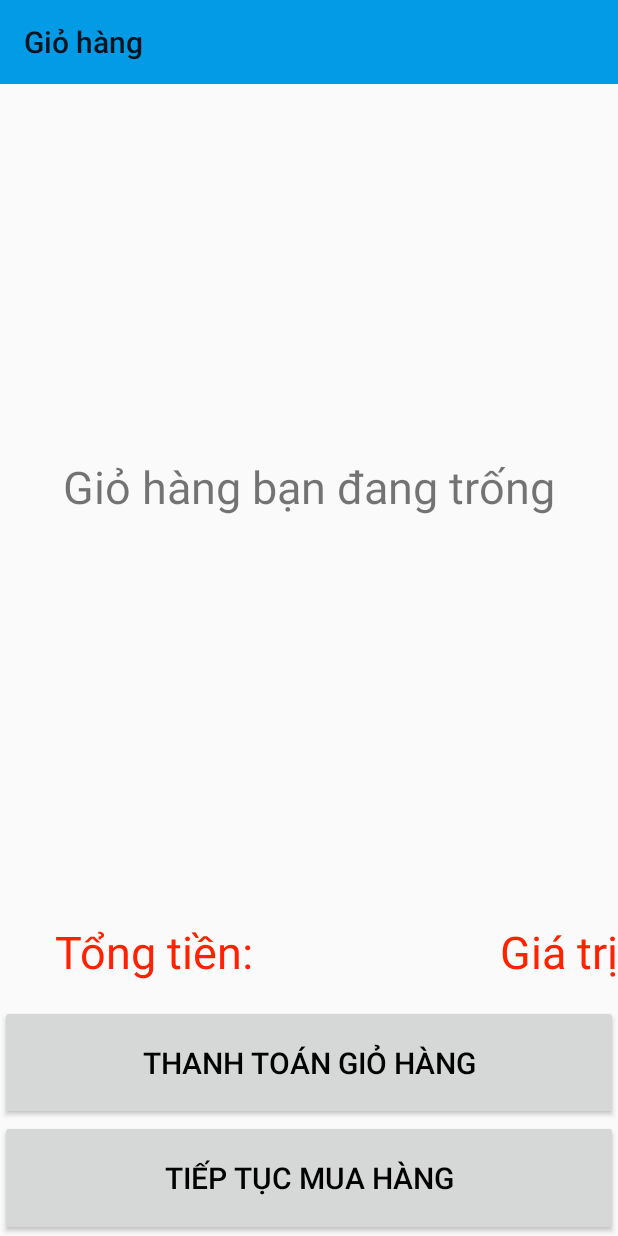
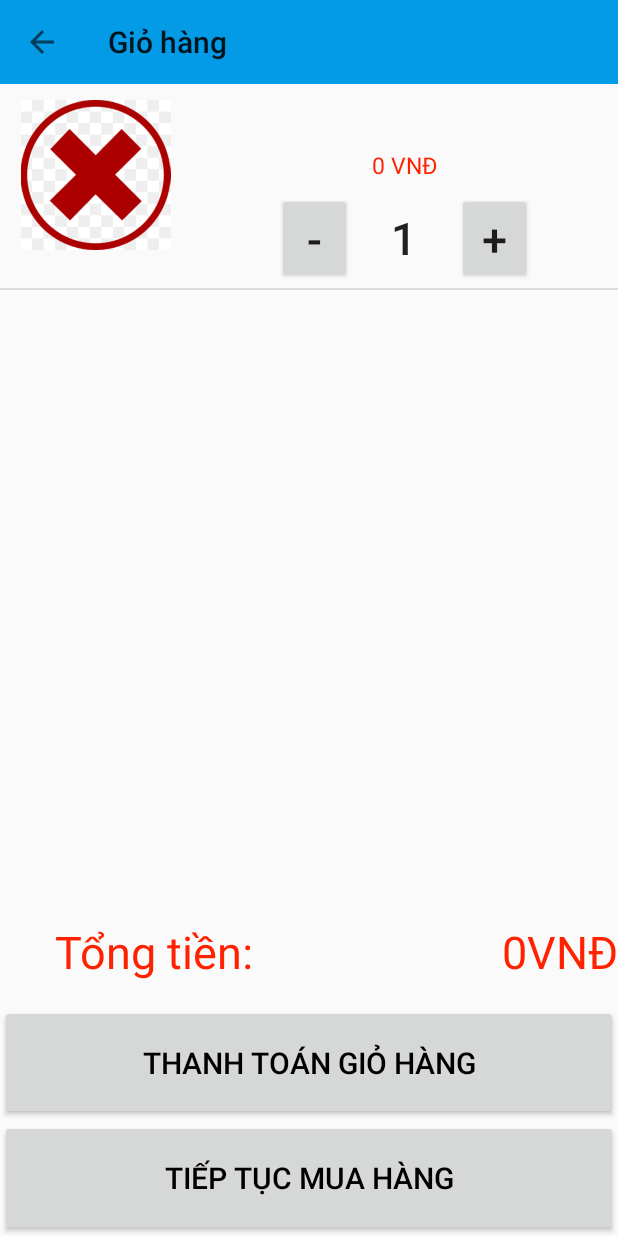
Before and after one commit to hieu1609/ctxhstore, an Android app: the ProductDetailActivity screen opened directly, with no data from a screen before it, after a tap on "THÊM VÀO GIỎ HÀNG", on a phone screen of 412 x 824 dp. Run offline under Robolectric (Android 15) with nearby library versions, the light colour scheme and no system bars; our stand-ins replace Picasso; pictures from the network do not load; 6 statements that could not run were skipped.

Commit message:
update cart

```diff
--- a/app/src/main/java/com/ltudttbdd/project/activity/CartActivity.java
+++ b/app/src/main/java/com/ltudttbdd/project/activity/CartActivity.java
@@ -1,16 +1,80 @@
 package com.ltudttbdd.project.activity;
 
 import androidx.appcompat.app.AppCompatActivity;
+import androidx.appcompat.widget.Toolbar;
 
 import android.os.Bundle;
+import android.view.View;
+import android.widget.Button;
+import android.widget.ListView;
+import android.widget.TextView;
 
 import com.ltudttbdd.project.R;
+import com.ltudttbdd.project.adapter.CartAdapter;
+
+import java.text.DecimalFormat;
 
 public class CartActivity extends AppCompatActivity {
+
+    ListView listViewCart;
+    TextView txtNotification;
+    TextView txtTotalPrice;
+    Button btnCartPayment;
+    Button btnReturnHome;
+    Toolbar toolbarCart;
+    CartAdapter cartAdapter;
 
     @Override
     protected void onCreate(Bundle savedInstanceState) {
         super.onCreate(savedInstanceState);
         setContentView(R.layout.activity_cart);
+        Mappings();
+        ActionToolbar();
+        CheckData();
+        EventUtil();
+    }
+
+    private void EventUtil() {
+        long totalPrice = 0;
+        for (int i = 0; i < MainActivity.arrayCart.size(); i++) {
+            totalPrice += MainActivity.arrayCart.get(i).getPriceproduct();
+        }
+        DecimalFormat decimalFormat = new DecimalFormat("###,###,###");
+        txtTotalPrice.setText(decimalFormat.format(totalPrice) + "VNĐ");
+    }
+
+    private void CheckData() {
+        if (MainActivity.arrayCart.size() <= 0) {
+            cartAdapter.notifyDataSetChanged();
+            txtNotification.setVisibility(View.VISIBLE);
+            listViewCart.setVisibility(View.INVISIBLE);
+        }
+        else {
+            cartAdapter.notifyDataSetChanged();
+            txtNotification.setVisibility(View.INVISIBLE);
+            listViewCart.setVisibility(View.VISIBLE);
+        }
+    }
+
+    private void ActionToolbar() {
+        setSupportActionBar(toolbarCart);
+        getSupportActionBar().setDisplayHomeAsUpEnabled(true);
+        toolbarCart.setNavigationOnClickListener(new View.OnClickListener() {
+            @Override
+            public void onClick(View view) {
+                finish();
+            }
+        });
+    }
+
+    private void Mappings() {
+        listViewCart = findViewById(R.id.listviewcart);
+        txtNotification = findViewById(R.id.textviewnotification);
+        txtTotalPrice = findViewById(R.id.textviewtotalprice);
+        btnCartPayment = findViewById(R.id.buttoncartpayment);
+        btnReturnHome = findViewById(R.id.buttonreturnhome);
+        toolbarCart = findViewById(R.id.toolbarcart);
+        cartAdapter = new CartAdapter(CartActivity.this, MainActivity.arrayCart);
+        listViewCart.setAdapter(cartAdapter);
     }
 }
--- a/app/src/main/java/com/ltudttbdd/project/activity/FoodActivity.java
+++ b/app/src/main/java/com/ltudttbdd/project/activity/FoodActivity.java
@@ -10,6 +10,8 @@ import android.os.Handler;
 import android.os.Message;
 import android.util.Log;
 import android.view.LayoutInflater;
+import android.view.Menu;
+import android.view.MenuItem;
 import android.view.View;
 import android.widget.AbsListView;
 import android.widget.AdapterView;
@@ -53,7 +55,7 @@ public class FoodActivity extends AppCompatActivity {
     protected void onCreate(Bundle savedInstanceState) {
         super.onCreate(savedInstanceState);
         setContentView(R.layout.activity_food);
-        Anhxa();
+        Mappings();
         if(CheckConnection.haveNetworkConnection(getApplicationContext())) {
             GetIdProductCategory();
             ActionToolbar();
@@ -65,6 +67,23 @@ public class FoodActivity extends AppCompatActivity {
             finish();
         }
     }
+
+    @Override
+    public boolean onCreateOptionsMenu(Menu menu) {
+        getMenuInflater().inflate(R.menu.menu, menu);
+        return true;
+    }
+
+    @Override
+    public boolean onOptionsItemSelected(@NonNull MenuItem item) {
+        switch (item.getItemId()) {
+            case R.id.menucart:
+                Intent intent = new Intent(getApplicationContext(), CartActivity.class);
+                startActivity(intent);
+        }
+        return super.onOptionsItemSelected(item);
+    }
+
     private void LoadMoreData() {
         listviewfood.setOnItemClickListener(new AdapterView.OnItemClickListener() {
             @Override
@@ -161,7 +180,7 @@ public class FoodActivity extends AppCompatActivity {
         Log.d("giatriloaisanpham", idfood + "");
     }
 
-    private void Anhxa() {
+    private void Mappings() {
         toolbarfood = findViewById(R.id.toolbarfood);
         listviewfood = findViewById(R.id.listviewfood);
         arrayfood = new ArrayList<>();
@@ -187,6 +206,7 @@ public class FoodActivity extends AppCompatActivity {
             super.handleMessage(msg);
         }
     }
+
     public class ThreadData extends Thread {
         @Override
         public void run() {
--- a/app/src/main/java/com/ltudttbdd/project/activity/MainActivity.java
+++ b/app/src/main/java/com/ltudttbdd/project/activity/MainActivity.java
@@ -1,5 +1,6 @@
 package com.ltudttbdd.project.activity;
 
+import androidx.annotation.NonNull;
 import androidx.appcompat.app.AppCompatActivity;
 import androidx.core.view.GravityCompat;
 import androidx.drawerlayout.widget.DrawerLayout;
@@ -10,6 +11,8 @@ import androidx.appcompat.widget.Toolbar;
 import android.content.Intent;
 import android.os.Bundle;
 import android.util.Log;
+import android.view.Menu;
+import android.view.MenuItem;
 import android.view.View;
 import android.view.animation.Animation;
 import android.view.animation.AnimationUtils;
@@ -64,7 +67,7 @@ public class MainActivity extends AppCompatActivity {
     protected void onCreate(Bundle savedInstanceState) {
         super.onCreate(savedInstanceState);
         setContentView(R.layout.activity_main);
-        Anhxa();
+        Mappings();
         if(CheckConnection.haveNetworkConnection(getApplicationContext())) {
             ActionBar();
             ActionViewFlipper();
@@ -105,6 +108,22 @@ public class MainActivity extends AppCompatActivity {
         }
 
 
+    }
+
+    @Override
+    public boolean onCreateOptionsMenu(Menu menu) {
+        getMenuInflater().inflate(R.menu.menu, menu);
+        return true;
+    }
+
+    @Override
+    public boolean onOptionsItemSelected(@NonNull MenuItem item) {
+        switch (item.getItemId()) {
+            case R.id.menucart:
+                Intent intent = new Intent(getApplicationContext(), CartActivity.class);
+                startActivity(intent);
+        }
+        return super.onOptionsItemSelected(item);
     }
 
     private void GetDataNewProduct() {
@@ -211,7 +230,7 @@ public class MainActivity extends AppCompatActivity {
         });
     }
 
-    private void Anhxa() {
+    private void Mappings() {
         toolbar = findViewById(R.id.toolbarmanhinhchinh);
         viewFlipper = (ViewFlipper) findViewById(R.id.viewflipper);
         recyclerViewmanhinhchinh = (RecyclerView) findViewById(R.id.recyclerview);
--- a/app/src/main/java/com/ltudttbdd/project/activity/PhoneActivity.java
+++ b/app/src/main/java/com/ltudttbdd/project/activity/PhoneActivity.java
@@ -6,6 +6,8 @@ import android.os.Handler;
 import android.os.Message;
 import android.util.Log;
 import android.view.LayoutInflater;
+import android.view.Menu;
+import android.view.MenuItem;
 import android.view.View;
 import android.widget.AbsListView;
 import android.widget.AdapterView;
@@ -54,7 +56,7 @@ public class PhoneActivity extends AppCompatActivity {
     protected void onCreate(Bundle savedInstanceState) {
         super.onCreate(savedInstanceState);
         setContentView(R.layout.activity_phone);
-        Anhxa();
+        Mappings();
         if(CheckConnection.haveNetworkConnection(getApplicationContext())) {
             GetIdProductCategory();
             ActionToolbar();
@@ -65,6 +67,22 @@ public class PhoneActivity extends AppCompatActivity {
             CheckConnection.ShowToastShort(getApplicationContext(), "Bạn hãy kiểm tra lại kết nối Internet");
             finish();
         }
+    }
+
+    @Override
+    public boolean onCreateOptionsMenu(Menu menu) {
+        getMenuInflater().inflate(R.menu.menu, menu);
+        return true;
+    }
+
+    @Override
+    public boolean onOptionsItemSelected(@NonNull MenuItem item) {
+        switch (item.getItemId()) {
+            case R.id.menucart:
+                Intent intent = new Intent(getApplicationContext(), CartActivity.class);
+                startActivity(intent);
+        }
+        return super.onOptionsItemSelected(item);
     }
 
     private void LoadMoreData() {
@@ -163,7 +181,7 @@ public class PhoneActivity extends AppCompatActivity {
         Log.d("giatriloaisanpham", idphone + "");
     }
 
-    private void Anhxa() {
+    private void Mappings() {
         toolbarphone = findViewById(R.id.toolbarphone);
         listviewphone = findViewById(R.id.listviewphone);
         arrayphone = new ArrayList<>();
--- a/app/src/main/java/com/ltudttbdd/project/activity/ProductDetailActivity.java
+++ b/app/src/main/java/com/ltudttbdd/project/activity/ProductDetailActivity.java
@@ -1,11 +1,14 @@
 package com.ltudttbdd.project.activity;
 
+import androidx.annotation.NonNull;
 import androidx.appcompat.app.AppCompatActivity;
 import androidx.appcompat.widget.Toolbar;
 
 import android.Manifest;
 import android.content.Intent;
 import android.os.Bundle;
+import android.view.Menu;
+import android.view.MenuItem;
 import android.view.View;
 import android.widget.ArrayAdapter;
 import android.widget.Button;
@@ -38,11 +41,27 @@ public class ProductDetailActivity extends AppCompatActivity {
     protected void onCreate(Bundle savedInstanceState) {
         super.onCreate(savedInstanceState);
         setContentView(R.layout.activity_product_detail);
-        Anhxa();
+        Mappings();
         ActionToolbar();
         GetInformation();
         CatchEventSpinner();
         EventButton();
+    }
+
+    @Override
+    public boolean onCreateOptionsMenu(Menu menu) {
+        getMenuInflater().inflate(R.menu.menu, menu);
+        return true;
+    }
+
+    @Override
+    public boolean onOptionsItemSelected(@NonNull MenuItem item) {
+        switch (item.getItemId()) {
+            case R.id.menucart:
+                Intent intent = new Intent(getApplicationContext(), CartActivity.class);
+                startActivity(intent);
+        }
+        return super.onOptionsItemSelected(item);
     }
 
     private void EventButton() {
@@ -115,7 +134,7 @@ public class ProductDetailActivity extends AppCompatActivity {
         });
     }
 
-    private void Anhxa() {
+    private void Mappings() {
         toolbarproductdetail = findViewById(R.id.toolbarproductdetail);
         imgproductdetail = findViewById(R.id.imageviewproductdetail);
         txtname = findViewById(R.id.textviewnameproductdetail);
--- /dev/null
+++ b/app/src/main/java/com/ltudttbdd/project/adapter/CartAdapter.java
@@ -0,0 +1,80 @@
+package com.ltudttbdd.project.adapter;
+
+import android.content.Context;
+import android.view.LayoutInflater;
+import android.view.View;
+import android.view.ViewGroup;
+import android.widget.BaseAdapter;
+import android.widget.Button;
+import android.widget.ImageView;
+import android.widget.TextView;
+
+import com.ltudttbdd.project.R;
+import com.ltudttbdd.project.model.Cart;
+import com.ltudttbdd.project.model.Product;
+import com.squareup.picasso.Picasso;
+
+import java.text.DecimalFormat;
+import java.util.ArrayList;
+
+public class CartAdapter extends BaseAdapter {
+
+    Context context;
+    ArrayList<Cart> arrayCart;
+
+    public CartAdapter(Context context, ArrayList<Cart> arrayCart) {
+        this.context = context;
+        this.arrayCart = arrayCart;
+    }
+
+    @Override
+    public int getCount() {
+        return arrayCart.size();
+    }
+
+    @Override
+    public Object getItem(int i) {
+        return arrayCart.get(i);
+    }
+
+    @Override
+    public long getItemId(int i) {
+        return i;
+    }
+
+    public class ViewHoler {
+        public TextView txtCartName, txtCartPrice;
+        public ImageView imgCart;
+        public Button btnMinus, btnValues, btnPlus;
+    }
+
+    @Override
+    public View getView(int i, View view, ViewGroup viewGroup) {
+        ViewHoler viewHoler = null;
+        if (view == null) {
+            viewHoler = new ViewHoler();
+            LayoutInflater inflater = (LayoutInflater) context.getSystemService(Context.LAYOUT_INFLATER_SERVICE);
+            view = inflater.inflate(R.layout.list_cart, null);
+            viewHoler.txtCartName = view.findViewById(R.id.textviewcartname);
+            viewHoler.txtCartPrice = view.findViewById(R.id.textviewcartprice);
+            viewHoler.imgCart = view.findViewById(R.id.imageviewcart);
+            viewHoler.btnMinus = view.findViewById(R.id.buttonminus);
+            viewHoler.btnPlus = view.findViewById(R.id.buttonplus);
+            viewHoler.btnValues = view.findViewById(R.id.buttonvalues);
+            view.setTag(viewHoler);
+        }
+        else {
+            viewHoler = (CartAdapter.ViewHoler) view.getTag();
+        }
+        Cart cart = (Cart) getItem(i);
+        viewHoler.txtCartName.setText(cart.getNameproduct());
+        DecimalFormat decimalFormat = new DecimalFormat("###,###,###");
+        viewHoler.txtCartPrice.setText(decimalFormat.format(cart.getPriceproduct()) + " VNĐ");
+        Picasso.get().load(cart.getImageproduct())
+                .placeholder(R.drawable.noimg)
+                .error((R.drawable.errorimg))
+                .into(viewHoler.imgCart);
+        viewHoler.btnValues.setText(String.valueOf(cart.getNumberproduct()));
+        return view;
+    }
+}
--- a/app/src/main/res/layout/activity_cart.xml
+++ b/app/src/main/res/layout/activity_cart.xml
@@ -22,7 +22,7 @@
             android:layout_width="match_parent"
             android:layout_height="match_parent">
             <TextView
-                android:id="@+id/textviewcart"
+                android:id="@+id/textviewnotification"
                 android:textSize="30sp"
                 android:layout_gravity="center"
                 android:text="Giỏ hàng bạn đang trống"
@@ -64,6 +64,7 @@
                 android:layout_width="0dp"
                 android:layout_height="match_parent">
                 <TextView
+                    android:id="@+id/textviewtotalprice"
                     android:textColor="#f20"
                     android:text="Giá trị"
                     android:textSize="30sp"
--- /dev/null
+++ b/app/src/main/res/layout/list_cart.xml
@@ -0,0 +1,73 @@
+<?xml version="1.0" encoding="utf-8"?>
+<LinearLayout xmlns:android="http://schemas.android.com/apk/res/android"
+    android:orientation="horizontal" android:layout_width="match_parent"
+    android:layout_height="match_parent"
+    android:weightSum="10">
+    <LinearLayout
+        android:layout_margin="5dp"
+        android:layout_weight="3"
+        android:layout_width="0dp"
+        android:layout_height="wrap_content">
+        <ImageView
+            android:id="@+id/imageviewcart"
+            android:adjustViewBounds="true"
+            android:layout_margin="5dp"
+            android:layout_width="match_parent"
+            android:layout_height="100dp" />
+    </LinearLayout>
+    <LinearLayout
+        android:gravity="center"
+        android:orientation="vertical"
+        android:layout_margin="5dp"
+        android:layout_weight="7"
+        android:layout_width="0dp"
+        android:layout_height="wrap_content">
+        <TextView
+            android:id="@+id/textviewcartname"
+            android:text="Tên sản phẩm"
+            android:textColor="#000000"
+            android:textSize="25sp"
+            android:layout_width="wrap_content"
+            android:layout_height="wrap_content" />
+        <TextView
+            android:id="@+id/textviewcartprice"
+            android:text="Giá sản phẩm"
+            android:layout_marginTop="3dp"
+            android:textColor="#f20"
+            android:textSize="15sp"
+            android:layout_width="wrap_content"
+            android:layout_height="wrap_content" />
+        <LinearLayout
+            android:gravity="center"
+            android:orientation="horizontal"
+            android:layout_width="match_parent"
+            android:layout_height="wrap_content">
+            <Button
+                android:id="@+id/buttonminus"
+                android:focusable="false"
+                android:textSize="30sp"
+                android:layout_marginTop="5dp"
+                android:text="-"
+                android:layout_width="50dp"
+                android:layout_height="wrap_content" />
+            <Button
+                android:id="@+id/buttonvalues"
+                android:background="@null"
+                android:focusable="false"
+                android:textSize="30sp"
+                android:layout_marginTop="5dp"
+                android:text="1"
+                android:layout_width="70dp"
+                android:layout_height="wrap_content" />
+            <Button
+                android:id="@+id/buttonplus"
+                android:focusable="false"
+                android:textSize="30sp"
+                android:layout_marginTop="5dp"
+                android:text="+"
+                android:layout_width="50dp"
+                android:layout_height="wrap_content" />
+        </LinearLayout>
+    </LinearLayout>
+
+</LinearLayout>
--- /dev/null
+++ b/app/src/main/res/menu/menu.xml
@@ -0,0 +1,8 @@
+<?xml version="1.0" encoding="utf-8"?>
+<menu xmlns:android="http://schemas.android.com/apk/res/android"
+    xmlns:app="http://schemas.android.com/apk/res-auto">
+    <item android:id="@+id/menucart"
+        android:icon="@drawable/cart"
+        android:title="Giỏ hàng"
+        app:showAsAction="always" />
+</menu>
```
Also changed, not shown: app/src/main/res/drawable/cart.png (added), 1 other file.
